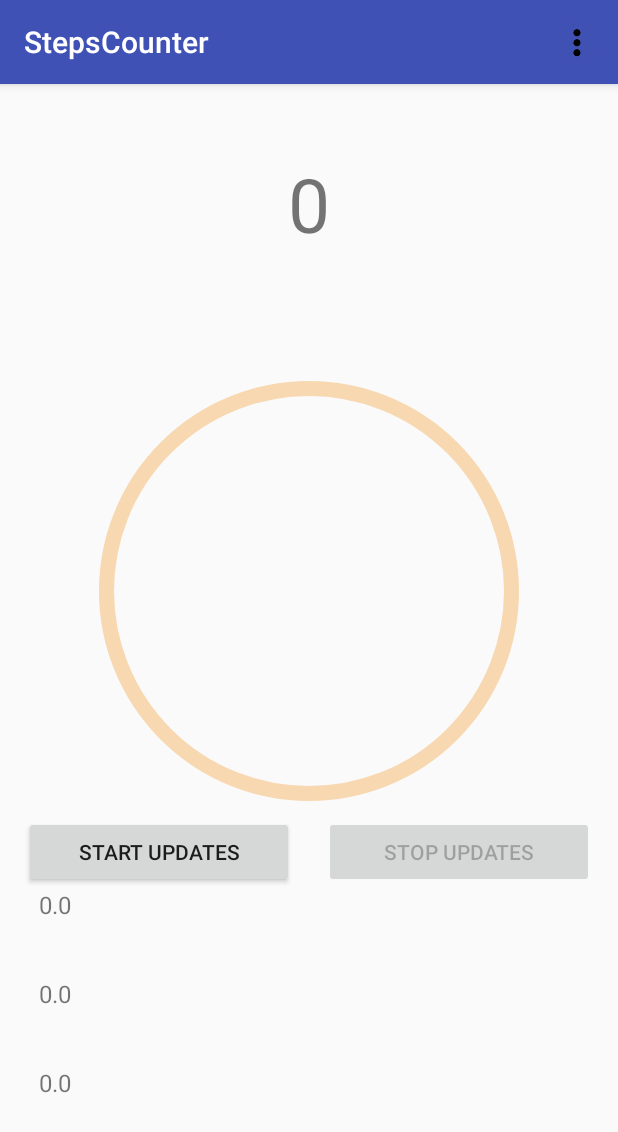
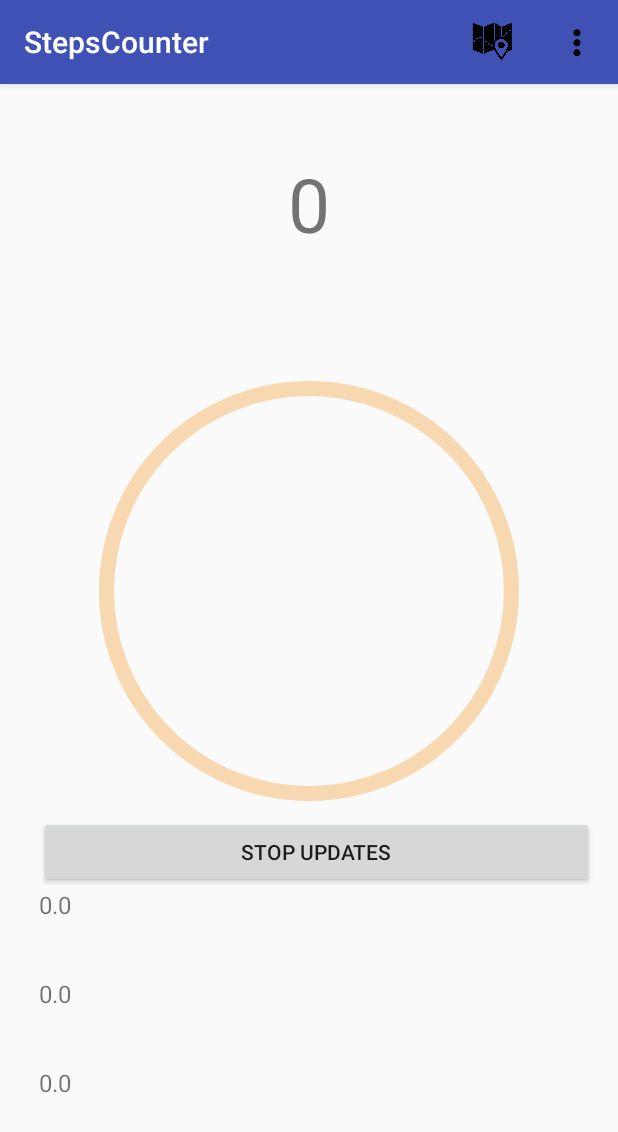
Before and after one commit to maheshbabugorantla/Google_Places, an Android app: the screen it shows after launch (MainActivity), on a phone screen of 412 x 824 dp. Shown: the top 1132 px of the screen. Run offline under Robolectric (Android 15) with nearby library versions, the phone set to English and light mode, and no system bars.

Commit message:
Integrated the Google Location Services with better UI Design

```diff
--- a/MaheshBabuGorantla/StepsCounter/app/src/main/java/com/example/maheshbabugorantla/stepscounter/MainActivity.java
+++ b/MaheshBabuGorantla/StepsCounter/app/src/main/java/com/example/maheshbabugorantla/stepscounter/MainActivity.java
@@ -125,11 +125,10 @@ public class MainActivity extends AppCompatActivity implements
     /**
      *  UI Widgets
      * */
-    protected Button mStartUpdatesButton;
-    protected Button mStopUpdatesButton;
     protected TextView mLastUpdatedTimeTextView;
     protected TextView mLatitudeTextView;
     protected TextView mLongitudeTextView;
+    protected Button mStopUpdatesButton;
 
     /**
      * Labels
@@ -177,7 +176,6 @@ public class MainActivity extends AppCompatActivity implements
         // Associated all the views to specific properties
         mLatitudeTextView = (TextView) findViewById(R.id.latitude_text);
         mLongitudeTextView = (TextView) findViewById(R.id.longitude_text);
-        mStartUpdatesButton = (Button) findViewById(R.id.start_updates_button);
         mStopUpdatesButton = (Button) findViewById(R.id.stop_updates_button);
         mLastUpdatedTimeTextView = (TextView) findViewById(R.id.last_update_time_text);
 
@@ -285,6 +283,12 @@ public class MainActivity extends AppCompatActivity implements
         return super.onCreateOptionsMenu(menu);
     }
 
+
+    /**
+     * Created by: Mahesh Babu Gorantla
+     * Created on: Feb 09, 2017
+     * Last Updated on: Mar 05, 2017
+     * */
     @Override
     public boolean onOptionsItemSelected(MenuItem item) {
 
@@ -297,6 +301,9 @@ public class MainActivity extends AppCompatActivity implements
         switch(id) {
             case R.id.action_settings: {
                 startActivity(new Intent(this, SettingsActivity.class));
+            }
+            case R.id.action_current_location: {
+                checkLocationSettings();
             }
         }
 
@@ -317,14 +324,6 @@ public class MainActivity extends AppCompatActivity implements
 
         // Fetching the User Settings
         circularProgressBar.setMax(new Utility().getMaxStepsCount(this));
-        locationServicesEnabled = new Utility().locationServicesEnabled(this);
-
-        if(locationServicesEnabled){
-            /** This checks to see of the GPS Provider is enabled if not requests the user
-             *  with the appropriate permissions to enable the Google Location Services
-             * */
-            checkLocationSettings();
-        }
 
         mRunning = true;
 
@@ -583,7 +582,6 @@ public class MainActivity extends AppCompatActivity implements
                 public void onResult(@NonNull Status status) {
                     Log.i(TAG, "StartedLocationUpdates: inside onResult");
                     mRequestingLocationUpdates = true;
-                    setButtonsEnabledState();
                 }
             });
         }
@@ -593,25 +591,7 @@ public class MainActivity extends AppCompatActivity implements
      * Updating all the UI Fields
      * */
     private void updateUI() {
-        setButtonsEnabledState();
         updateLocationUI();
-    }
-
-    /**
-     * Disables both buttons when functionality is disabled due to insufficient location settings.
-     * Otherwise this ensures that only button is enabled at any time. The Start Updates button is
-     * enabled if the user is not requesting location updates. The Stop Updates button is enabled
-     * if the user is requesting location updates.
-     * */
-    private void setButtonsEnabledState() {
-
-        if(mRequestingLocationUpdates) {
-            mStartUpdatesButton.setEnabled(false);
-            mStopUpdatesButton.setEnabled(true);
-        } else {
-            mStopUpdatesButton.setEnabled(false);
-            mStartUpdatesButton.setEnabled(true);
-        }
     }
 
     /**
@@ -646,8 +626,7 @@ public class MainActivity extends AppCompatActivity implements
                 this).setResultCallback(new ResultCallback<Status>() {
             @Override
             public void onResult(@NonNull Status status) {
-                mRequestingLocationUpdates = false;
-                setButtonsEnabledState();
+
             }
         });
     }
--- a/MaheshBabuGorantla/StepsCounter/app/src/main/java/com/example/maheshbabugorantla/stepscounter/SettingsActivity.java
+++ b/MaheshBabuGorantla/StepsCounter/app/src/main/java/com/example/maheshbabugorantla/stepscounter/SettingsActivity.java
@@ -7,7 +7,6 @@ import android.preference.PreferenceActivity;
 import android.preference.PreferenceFragment;
 import android.preference.PreferenceManager;
 import android.preference.SwitchPreference;
-import android.util.Log;
 
 /**
  *  Created by MaheshBabuGorantla on 2/10/2017.
--- a/MaheshBabuGorantla/StepsCounter/app/src/main/res/layout/activity_main.xml
+++ b/MaheshBabuGorantla/StepsCounter/app/src/main/res/layout/activity_main.xml
@@ -40,24 +40,13 @@
         android:orientation="horizontal">
 
         <Button
-            android:id="@+id/start_updates_button"
-            android:layout_width="0dp"
-            android:layout_weight="1"
-            android:layout_height="wrap_content"
-            android:layout_marginEnd="10dp"
-            android:layout_marginRight="10dp"
-            android:gravity="center"
-            android:onClick="startUpdatesButtonHandler"
-            android:text="@string/start_updates" />
-
-        <Button
             android:id="@+id/stop_updates_button"
             android:layout_width="0dp"
             android:layout_weight="1"
             android:layout_height="wrap_content"
             android:layout_marginLeft="@dimen/small_margin"
             android:layout_marginStart="@dimen/small_margin"
-            android:enabled="false"
+            android:enabled="true"
             android:gravity="center"
             android:onClick="stopUpdatesButtonHandler"
             android:text="@string/stop_updates" />
--- a/MaheshBabuGorantla/StepsCounter/app/src/main/res/menu/menu_main.xml
+++ b/MaheshBabuGorantla/StepsCounter/app/src/main/res/menu/menu_main.xml
@@ -8,6 +8,13 @@
         android:id="@+id/action_settings"
         android:title="@string/action_settings"
         android:icon="@drawable/settings_icon"
+        android:orderInCategory="200"
+        app:showAsAction="ifRoom" />
+
+    <item
+        android:id="@+id/action_current_location"
+        android:title="GPS"
+        android:icon="@drawable/maps_marker_1"
         android:orderInCategory="100"
         app:showAsAction="ifRoom" />
 
```
Also changed, not shown: MaheshBabuGorantla/StepsCounter/app/src/main/res/drawable/google_maps_icon_1.svg (added), MaheshBabuGorantla/StepsCounter/app/src/main/res/drawable/map_marker.png (added), MaheshBabuGorantla/StepsCounter/app/src/main/res/drawable/map_marker_1.png (added), MaheshBabuGorantla/StepsCounter/app/src/main/res/drawable/maps_marker_1.png (added).
